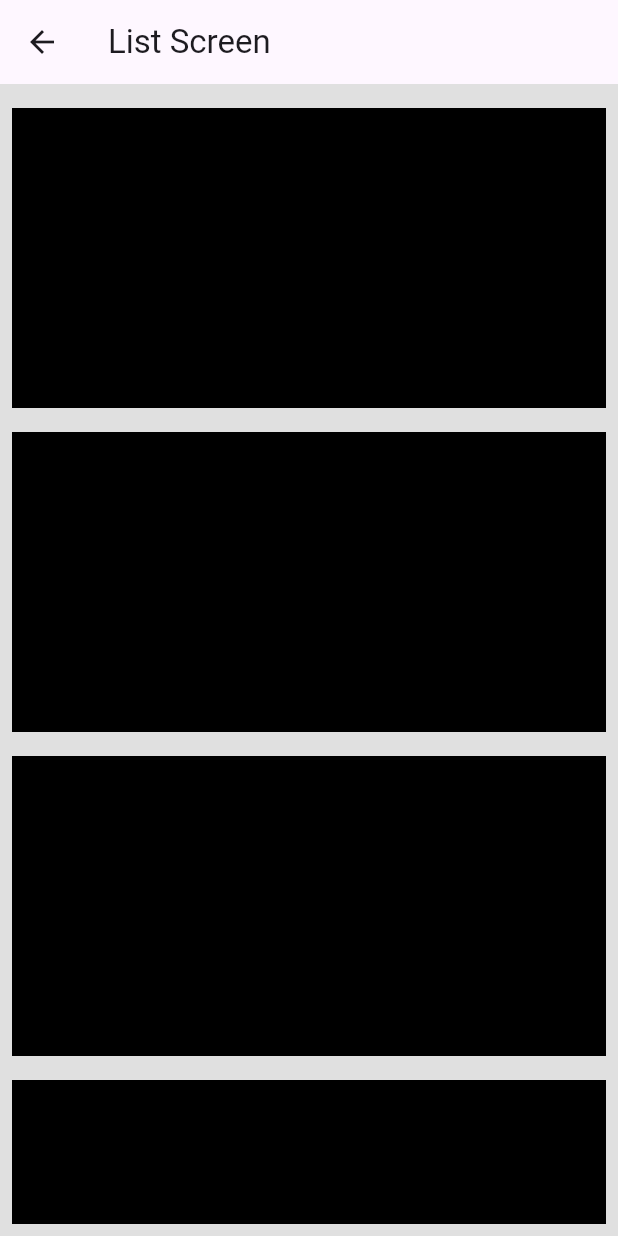
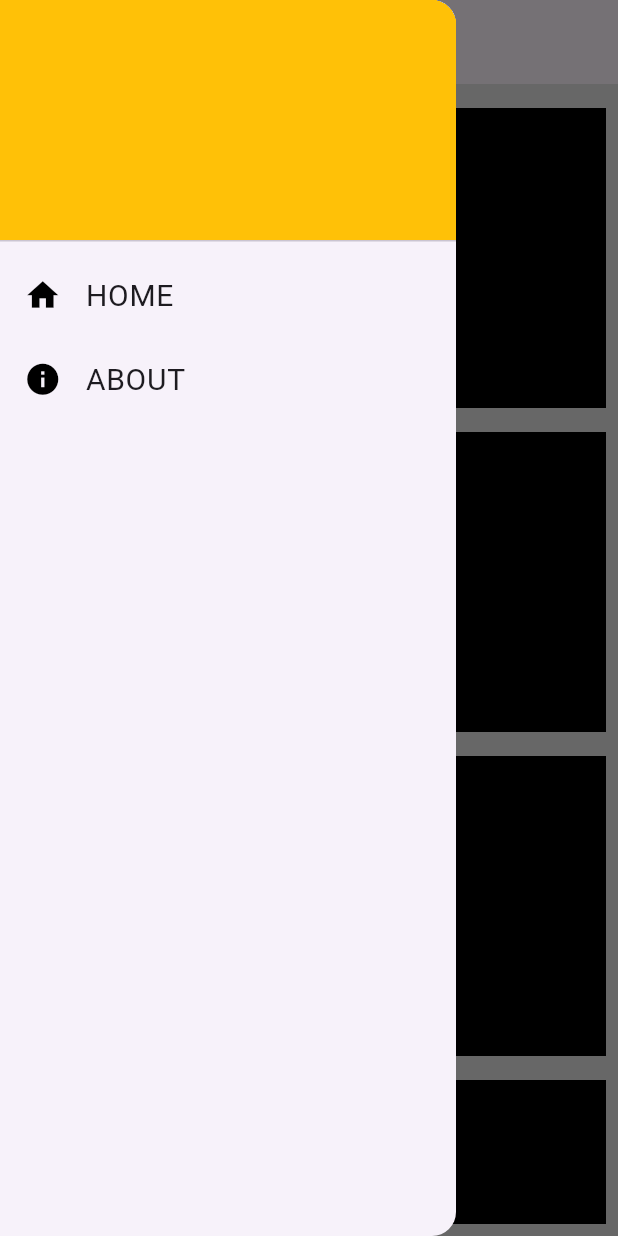
Before and after one commit to AnJasid/game_info, a Flutter app: the ListScreen screen opened directly, with the side drawer open (before the commit the screen has no drawer), on a phone screen of 412 x 824 dp. Run offline on Flutter 3.47's test engine with Material 3 defaults, Android fonts, the phone set to English and light mode, and no system bars.

Commit message:
update for main drawer: update UI

```diff
--- a/lib/screens/home_screen.dart
+++ b/lib/screens/home_screen.dart
@@ -18,11 +18,11 @@ class HomeScreen extends StatelessWidget {
       appBar: AppBar(),
       body: Container(
         decoration: const BoxDecoration(
-          image: DecorationImage(
-            image: AssetImage('assets/BG.png'),
-            fit: BoxFit.cover,
-          ),
-        ),
+            // image: DecorationImage(
+            //   image: AssetImage('assets/BG.png'),
+            //   fit: BoxFit.cover,
+            // ),
+            ),
         child: Center(
           child: ElevatedButton(
             onPressed: () {
--- a/lib/screens/list_screen.dart
+++ b/lib/screens/list_screen.dart
@@ -1,5 +1,6 @@
 import 'package:flutter/material.dart';
 import 'package:game_info/sport_list/sport_list.dart';
+import 'package:game_info/widgets/main_drawer.dart';
 
 class ListScreen extends StatelessWidget {
   const ListScreen({super.key});
@@ -10,6 +11,7 @@ class ListScreen extends StatelessWidget {
       appBar: AppBar(
         title: const Text('List Screen'),
       ),
+      drawer: const MainDrawer(),
       body: Container(
         decoration: BoxDecoration(
           color: Colors.grey[300],
--- /dev/null
+++ b/lib/widgets/main_drawer.dart
@@ -0,0 +1,62 @@
+import 'package:flutter/material.dart';
+
+class MainDrawer extends StatelessWidget {
+  const MainDrawer({super.key});
+
+  @override
+  Widget build(BuildContext context) {
+    return Drawer(
+      child: Column(
+        children: [
+          const DrawerHeader(
+            padding: EdgeInsets.all(20),
+            decoration: BoxDecoration(
+              color: Colors.amber,
+            ),
+            child: Row(
+              children: [
+                // Icon(
+                //   Icons.home,
+                //   size: 48,
+                //   color: Colors.black,
+                // ),
+                SizedBox(width: 18),
+                Text(
+                  '',
+                ),
+              ],
+            ),
+          ),
+          ListTile(
+            leading: const Icon(
+              Icons.home,
+              size: 25,
+              color: Colors.black,
+            ),
+            title: const Text(
+              'HOME',
+              style: TextStyle(
+                fontSize: 20,
+              ),
+            ),
+            onTap: () {},
+          ),
+          ListTile(
+            leading: const Icon(
+              Icons.info,
+              size: 25,
+              color: Colors.black,
+            ),
+            title: const Text(
+              'ABOUT',
+              style: TextStyle(
+                fontSize: 20,
+              ),
+            ),
+            onTap: () {},
+          ),
+        ],
+      ),
+    );
+  }
+}
```
